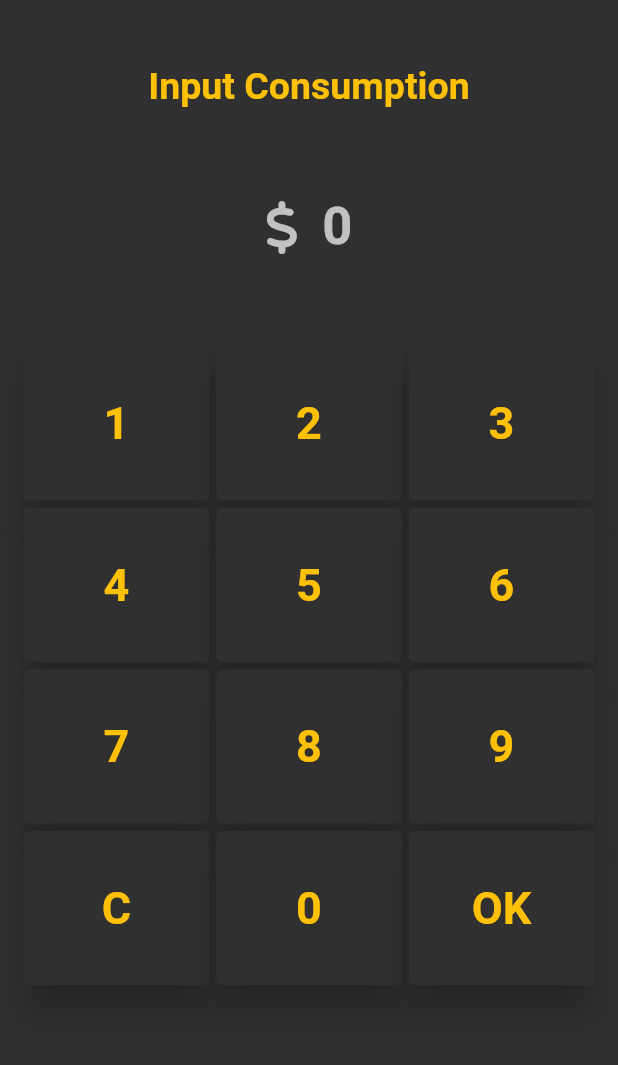
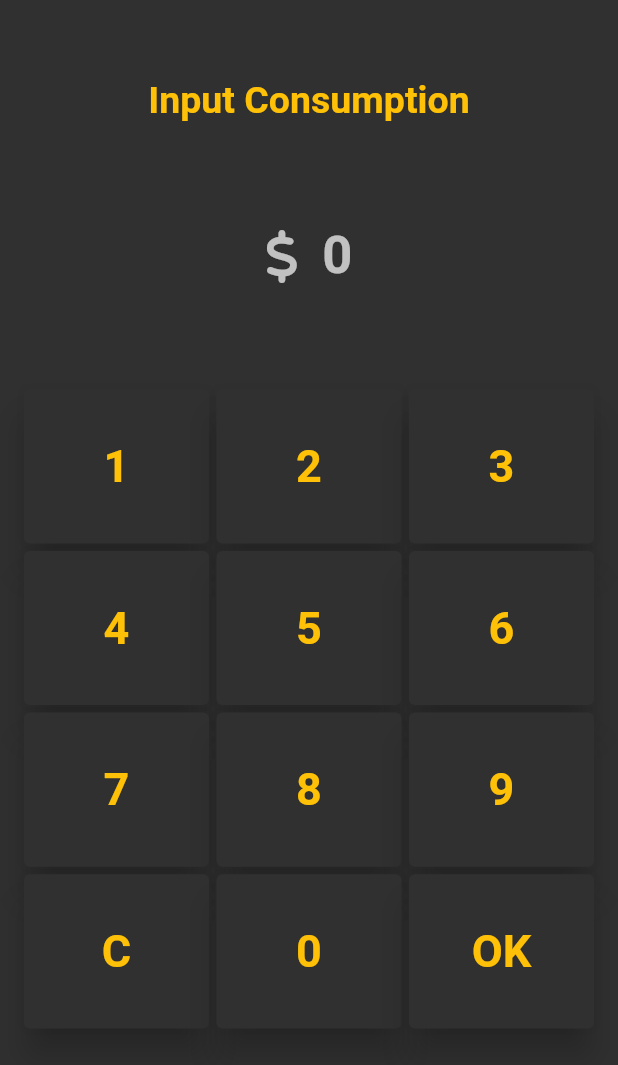
Before and after one commit to kolbe-ryo/budget_scouter, a Flutter app: the UsemoneyInpuModal screen opened directly, on a phone screen of 412 x 824 dp, the part 84-1149 px from its top. Run offline on Flutter 3.47's test engine with Material 2 defaults, Android fonts, the phone set to English and light mode, and no system bars; our stand-ins replace fl_chart, flutter_riverpod, font_awesome_flutter, freezed_annotation, google_mobile_ads, pie_chart and 2 more; accounts and stored records are empty; generated files the repository leaves out were written again; network calls fail.

Commit message:
change size

```diff
--- a/lib/view/common/keyboard.dart
+++ b/lib/view/common/keyboard.dart
@@ -17,7 +17,7 @@ class Keyboard extends ConsumerWidget {
   @override
   Widget build(BuildContext context, WidgetRef ref) {
     return SizedBox(
-      height: MediaQuery.of(context).size.width * 1.2,
+      height: (MediaQuery.of(context).size.width - kSpacing * 2) * 1.2,
       child: GridView.count(
         childAspectRatio: 1.2,
         crossAxisCount: 3,
```
